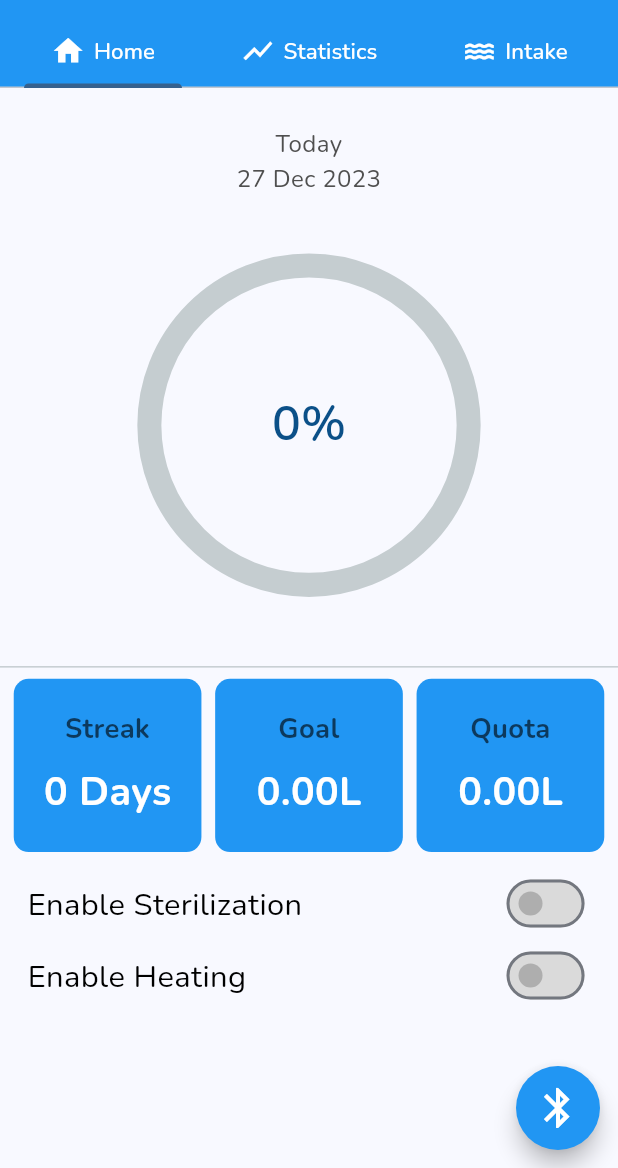
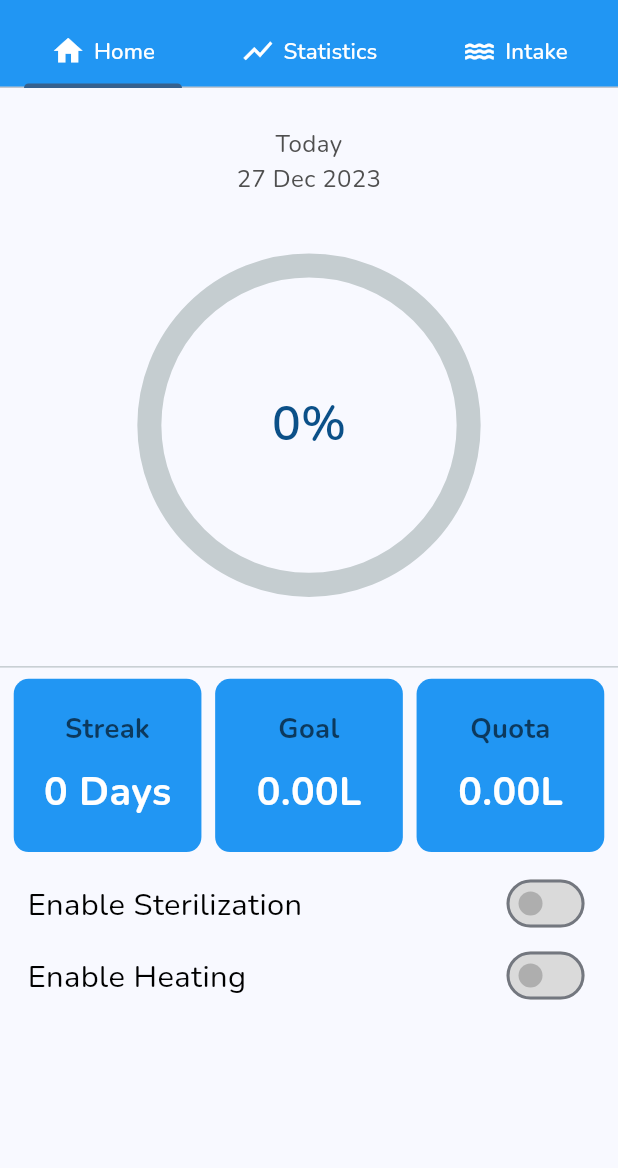
Before and after one commit to ZaBoteru/ZaBoteru-HydrationApp, a Flutter app: the screen it shows after launch, on a phone screen of 412 x 824 dp, the part 68-1236 px from its top. Run offline on Flutter 3.47's test engine with Material 3 defaults, Android fonts, the phone set to English and light mode, and no system bars; drawn by our look-alikes of percent_indicator; our stand-ins replace animated_splash_screen, awesome_notifications, device_preview, firebase_core, firebase_database, flutter_screenutil and 3 more; accounts and stored records are empty.

```diff
--- a/lib/pages/Dashboard.dart
+++ b/lib/pages/Dashboard.dart
@@ -71,6 +71,7 @@ class _DashboardContentState extends State<DashboardContent> {
         needRefill = values[3].value;
         temperature = values[4].value;
         vibration = values[5].value;
+        print(drunkAmount);
       });
     });
 
@@ -517,18 +518,18 @@ class _DashboardContentState extends State<DashboardContent> {
                   ]),
             ),
           ),
-          floatingActionButton: FloatingActionButton(
-            onPressed: () {},
-            backgroundColor: Colors.blue,
-            shape: const CircleBorder(),
-            child: Icon(
-              Icons.bluetooth,
-              color: Colors.white,
-              size: 28.sp,
-            ),
-          ),
-          floatingActionButtonLocation:
-              FloatingActionButtonLocation.miniEndFloat,
+          // floatingActionButton: FloatingActionButton(
+          //   onPressed: () {},
+          //   backgroundColor: Colors.blue,
+          //   shape: const CircleBorder(),
+          //   child: Icon(
+          //     Icons.bluetooth,
+          //     color: Colors.white,
+          //     size: 28.sp,
+          //   ),
+          // ),
+          // floatingActionButtonLocation:
+          //     FloatingActionButtonLocation.miniEndFloat,
         ),
       ),
     );
```
Also changed, not shown: 1 other file.
